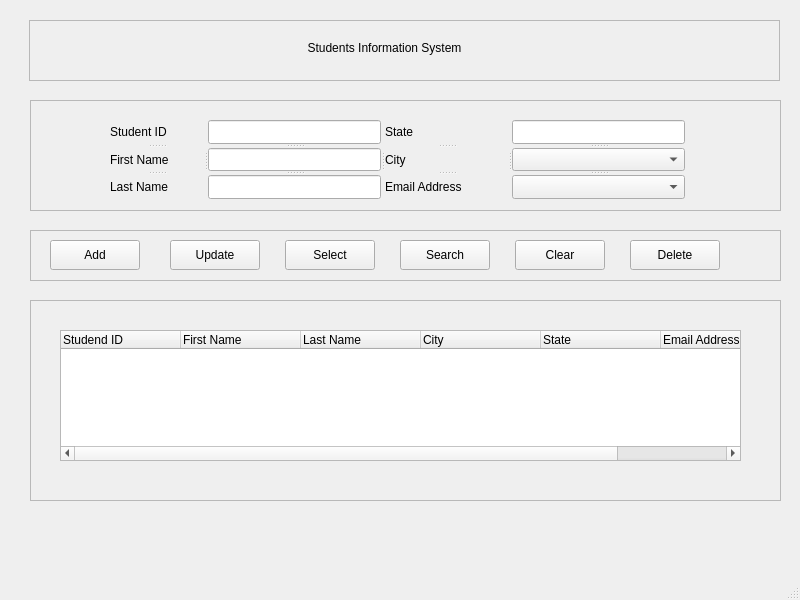
Before: the Qt Designer form main.ui in CanadaBadiane/Pyside6_Students_Information_Management_System, drawn with Qt 5.
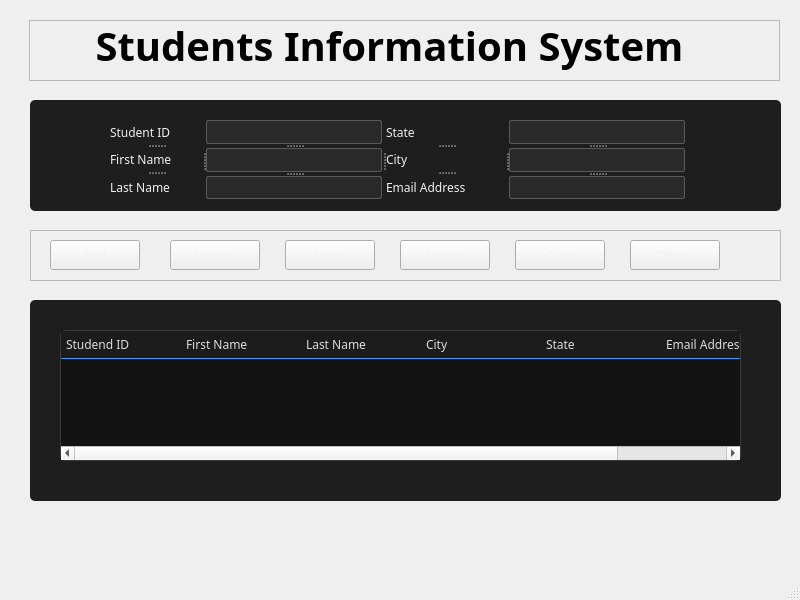
After: the same form once the commit is applied. Icons and pictures are not drawn.

Commit message: Ajoit de la feuille de style pour Form - QWidget

```diff
--- a/main.ui
+++ b/main.ui
@@ -13,6 +13,84 @@
   <property name="windowTitle">
    <string>MainWindow</string>
   </property>
+  <property name="styleSheet">
+   <string notr="true">/* Styles pour le conteneur info_frame */
+#info_frame {
+  background-color: #1e1e1e; /* gris foncé / quasi noir */
+  border: none;
+  border-radius: 5px;
+}
+
+/* Style général des labels, champs de texte, boutons, etc. */
+#info_frame QLabel,
+#info_frame QLineEdit,
+#info_frame QComboBox,
+#function_frame QPushButton,
+QHeaderView::section {
+  font-family: Segoe UI Semibold;
+  font-size: 12px;
+  color: #f0f0f0; /* texte clair sur fond foncé */
+}
+
+/* Champs de saisie et boîtes déroulantes */
+#info_frame QLineEdit,
+#info_frame QComboBox {
+  padding: 4px 5px;
+  background-color: #2a2a2a;
+  border: 1px solid #5a5a5a;
+  border-radius: 2px;
+  color: #ffffff;
+}
+
+/* Styles quand le champ a le focus */
+#info_frame QLineEdit:focus,
+#info_frame QComboBox:focus {
+  border-color: #3399ff;
+}
+
+/* Partie déroulante des ComboBox */
+QComboBox::drop-down {
+  background: transparent;
+  border: none;
+  margin-right: 5px;
+}
+
+/* Flèche de ComboBox */
+QComboBox::down-arrow {
+  image: url(:/icons/expand_more_light.svg); /* Utilise une icône claire adaptée au dark mode */
+}
+
+/* Frame de résultats */
+#result_frame {
+  background-color: #1e1e1e;
+  border-radius: 5px;
+}
+
+/* Tableau */
+QTableWidget {
+  border-radius: 5px;
+  border: 1px solid #3a3a3a;
+  background-color: #121212;
+  color: #e0e0e0;
+}
+
+/* En-tête de tableau */
+QHeaderView::section {
+  border: none;
+  border-bottom: 1px solid #3399ff;
+  background-color: #1c1c1c;
+  color: #dcdcdc;
+  text-align: left;
+  padding: 3px 5px;
+}
+
+/* Éléments du tableau */
+QTableWidget::item {
+  border-bottom: 1px solid #3399ff;
+  padding-left: 5px;
+  color: #ffffff;
+}</string>
+  </property>
   <widget class="QWidget" name="centralwidget">
    <widget class="QFrame" name="info_frame">
     <property name="geometry">
@@ -337,12 +415,19 @@
     <widget class="QLabel" name="title_label">
      <property name="geometry">
       <rect>
-       <x>270</x>
-       <y>20</y>
-       <width>171</width>
-       <height>16</height>
+       <x>10</x>
+       <y>0</y>
+       <width>701</width>
+       <height>51</height>
       </rect>
      </property>
+     <property name="font">
+      <font>
+       <family>Script MT</family>
+       <pointsize>30</pointsize>
+       <bold>true</bold>
+      </font>
+     </property>
      <property name="text">
       <string>Students Information System</string>
      </property>
```
Left out of the diff: 4 changed lines with no effect on the pictures.
